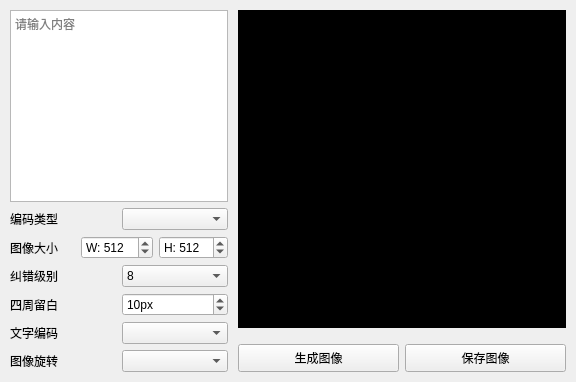
Qt form src/QRCodeGenerator.ui (Xie-Long-0/QRCodeScanner) before a commit.
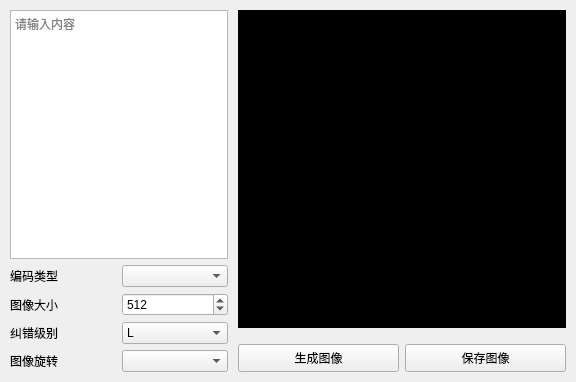
The same form after that commit.

Commit message: 使用新的实验性生成API

What changed in the file:
```diff
--- a/src/QRCodeGenerator.ui
+++ b/src/QRCodeGenerator.ui
@@ -66,28 +66,6 @@
        </item>
        <item>
         <widget class="QSpinBox" name="widthSpinBox">
-         <property name="prefix">
-          <string>W: </string>
-         </property>
-         <property name="minimum">
-          <number>24</number>
-         </property>
-         <property name="maximum">
-          <number>2048</number>
-         </property>
-         <property name="singleStep">
-          <number>4</number>
-         </property>
-         <property name="value">
-          <number>512</number>
-         </property>
-        </widget>
-       </item>
-       <item>
-        <widget class="QSpinBox" name="heightSpinBox">
-         <property name="prefix">
-          <string>H: </string>
-         </property>
          <property name="minimum">
           <number>24</number>
          </property>
@@ -116,11 +94,11 @@
        <item>
         <widget class="QComboBox" name="eccLevelComboBox">
          <property name="currentIndex">
-          <number>8</number>
+          <number>0</number>
          </property>
          <item>
           <property name="text">
-           <string>0</string>
+           <string>L</string>
           </property>
          </item>
          <item>
@@ -138,73 +116,10 @@
            <string>3</string>
           </property>
          </item>
-         <item>
-          <property name="text">
-           <string>4</string>
-          </property>
-         </item>
-         <item>
-          <property name="text">
-           <string>5</string>
-          </property>
-         </item>
-         <item>
-          <property name="text">
-           <string>6</string>
-          </property>
-         </item>
-         <item>
-          <property name="text">
-           <string>7</string>
-          </property>
-         </item>
-         <item>
-          <property name="text">
-           <string>8</string>
-          </property>
-         </item>
         </widget>
        </item>
       </layout>
      </item>
-     <item>
-      <layout class="QHBoxLayout" name="horizontalLayout_5">
-       <item>
-        <widget class="QLabel" name="Label_3">
-         <property name="text">
-          <string>四周留白</string>
-         </property>
-        </widget>
-       </item>
-       <item>
-        <widget class="QSpinBox" name="marginSpinBox">
-         <property name="suffix">
-          <string>px</string>
-         </property>
-         <property name="maximum">
-          <number>512</number>
-         </property>
-         <property name="value">
-          <number>10</number>
-         </property>
-        </widget>
-       </item>
-      </layout>
-     </item>
-     <item>
-      <layout class="QHBoxLayout" name="horizontalLayout_7">
-       <item>
-        <widget class="QLabel" name="label_2">
-         <property name="text">
-          <string>文字编码</string>
-         </property>
-        </widget>
-       </item>
-       <item>
-        <widget class="QComboBox" name="encodingComboBox"/>
-       </item>
-      </layout>
-     </item>
      <item>
       <layout class="QHBoxLayout" name="horizontalLayout_8">
        <item>
```
Left out of the diff: 6 changed lines with no effect on the pictures. The commit also changes 2 other files.
